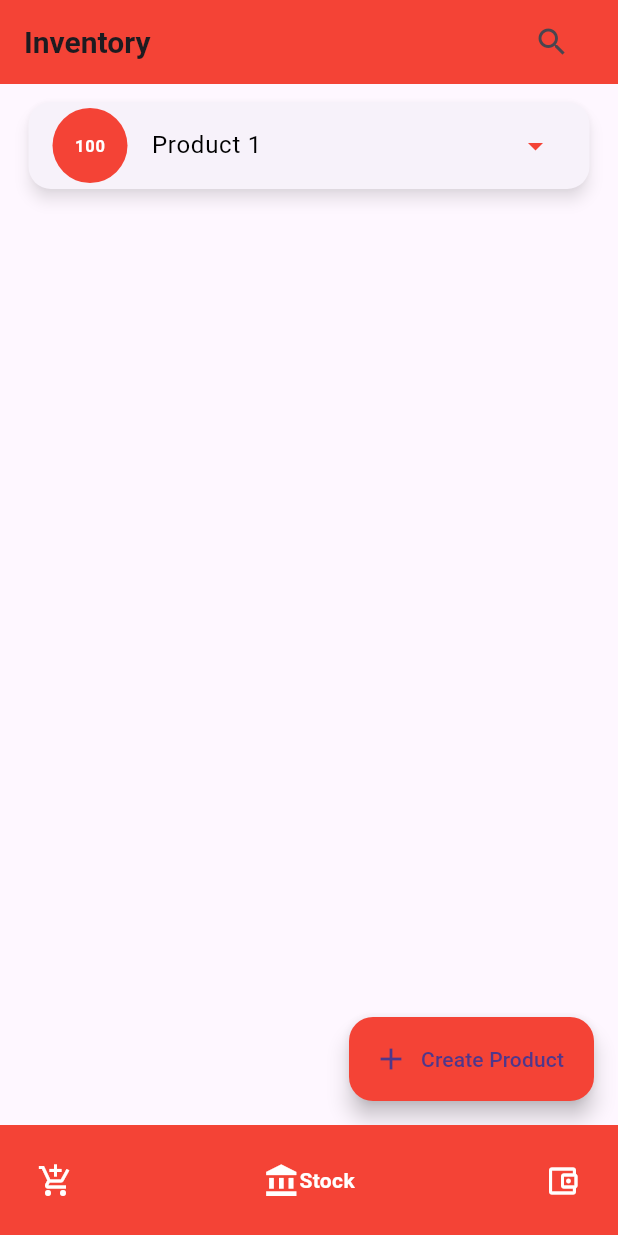
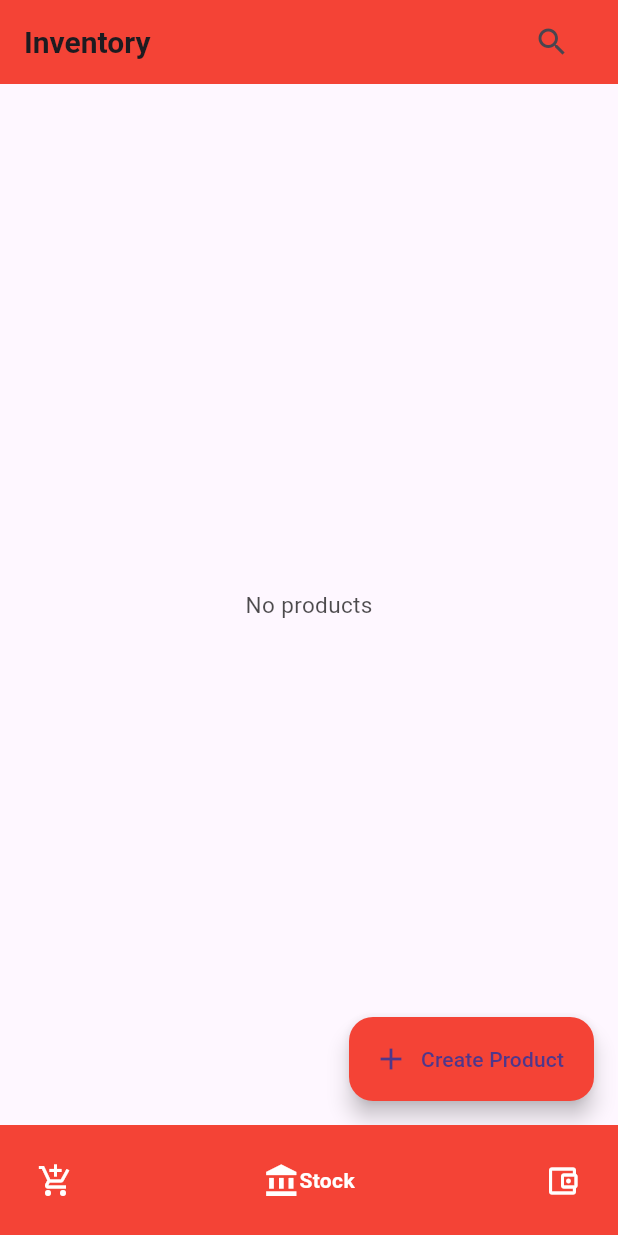
Before and after one commit to madd47emz/Cashier, a Flutter app: the screen it shows after launch, item 2 of the bottom bar chosen, on a phone screen of 412 x 824 dp. Run offline on Flutter 3.47's test engine with Material 3 defaults, Android fonts, the light colour scheme and no system bars; drawn by our look-alikes of google_nav_bar; our stand-ins replace cloud_firestore, firebase_core, syncfusion_flutter_charts; missing offline and left inert: simple_barcode_scanner; accounts and stored records are empty.

Commit message:
functioning firebase crud on stock with search

```diff
--- a/lib/Views/Inventory.dart
+++ b/lib/Views/Inventory.dart
@@ -2,6 +2,8 @@ import 'package:cashier/Views/Register_Prod.dart';
 import 'package:cashier/Views/utils/stockProduct.dart';
 import 'package:cashier/Views/search.dart';
 import 'package:cashier/firebase/ProductModel.dart';
+import 'package:cashier/firebase/ProductRepo.dart';
+import 'package:cloud_firestore/cloud_firestore.dart';
 import 'package:flutter/material.dart';
 
 class Inventory extends StatefulWidget {
@@ -12,19 +14,9 @@ class Inventory extends StatefulWidget {
 }
 
 class _InventoryState extends State<Inventory> {
-  List<stockProduct> list= [
-    stockProduct(product:Product(quantity: 100,id: "50045600546",name: "Product 1",description: "dufhgiudfhgiudfhgdfgdfg",price: 200,created: DateTime(2023,6,8),expiration: DateTime(2023,6,8)))
-  ];
-  List<String> searchTerms = [
-    "Apple",
-    "Banana",
-    "Mango",
-    "Pear",
-    "Watermelons",
-    "Blueberries",
-    "Pineapples",
-    "Strawberries"
-  ];
+  productRepo repo = productRepo();
+  List<String> searchTerms = [];
+
   @override
   Widget build(BuildContext context) {
     return Scaffold(
@@ -57,14 +49,36 @@ class _InventoryState extends State<Inventory> {
             )
   ],
         ),
-        body: ListView.separated(
-          scrollDirection: Axis.vertical,
-          itemBuilder: (BuildContext context, int index) {
-            return list[index];
-          },
-          separatorBuilder: (BuildContext context, int index) =>
-          const Divider(),
-          itemCount: list.length,
-        ));
+        body: FutureBuilder<QuerySnapshot<Map<String, dynamic>>>(
+            future: repo.getAll(),
+            builder: (context, snapshot) {
+              if (snapshot.connectionState ==
+                  ConnectionState.waiting) {
+                return Center(
+                  child: CircularProgressIndicator(
+                      color: Colors.redAccent),
+                );
+              } else {
+                List<Product> products = snapshot.data!.docs.map((e) => Product.fromSnapshot(e)).toList();
+
+                if (products.isNotEmpty) {
+                  searchTerms = products.map((e) => e.name).toList();
+                  return ListView.separated(
+                    scrollDirection: Axis.vertical,
+                    itemBuilder: (BuildContext context, int index) {
+                      return stockProduct(product: products[index]);
+                    },
+                    separatorBuilder: (BuildContext context, int index) =>
+                    const Divider(),
+                    itemCount: products.length,
+                  );
+                }
+                return Center(
+                  child: Text("No products",
+                      style: TextStyle(
+                          color: Colors.black.withOpacity(0.7),fontSize: 15,)),
+                );
+              }
+            }));
   }
 }
--- a/lib/Views/Theme/themeConst.dart
+++ b/lib/Views/Theme/themeConst.dart
@@ -33,7 +33,7 @@ ThemeData lightTheme = ThemeData(
 ThemeData darkTheme = ThemeData(
 
   brightness: Brightness.dark,
-  accentColor: Colors.white,
+  //accentColor: Colors.white,
   switchTheme: SwitchThemeData(
     trackColor: MaterialStateProperty.all<Color>(Colors.grey),
     thumbColor: MaterialStateProperty.all<Color>(Colors.white),
--- a/lib/firebase/BillModel.dart
+++ b/lib/firebase/BillModel.dart
@@ -23,7 +23,7 @@ class Bill {
 
     return Bill(
       id: json['id'],
-      date: DateTime.parse(json['date']),
+      date: json['date'].toDate(),
       products: products,
       total: json['total'],
     );
--- a/lib/firebase/ProductModel.dart
+++ b/lib/firebase/ProductModel.dart
@@ -27,8 +27,8 @@ class Product {
       price: json['price'],
       description: json['description'],
       quantity: json['quantity'],
-      expiration: DateTime.parse(json['expiration']),
-      created: DateTime.parse(json['created']),
+      expiration: json['expiration'].toDate(),
+      created: json['created'].toDate(),
     );
   }
 
--- a/lib/firebase/ProductRepo.dart
+++ b/lib/firebase/ProductRepo.dart
@@ -16,10 +16,11 @@ class productRepo{
     final product = Product.fromSnapshot(snapshot.docs.first);
     return product;
   }
-  Future<List<Product>> getAll()async {
-    final snapshot = await _db.collection("products").get();
-    final products = snapshot.docs.map((e) => Product.fromSnapshot(e)).toList();
-      return products;
+  Future<QuerySnapshot<Map<String, dynamic>>> getAll()async {
+    return await _db.collection("products").get();
+    // final products = snapshot.docs.map((e) => Product.fromSnapshot(e)).toList();
+    // print(products);
+    //   return products;
 
   }
 
```
Also changed, not shown: lib/Views/Counter.dart (+19 -7 lines), lib/Views/Register_Prod.dart (+22 -5 lines), lib/Views/utils/counterProduct.dart (+10 -10 lines), pubspec.lock, 1 other file.
